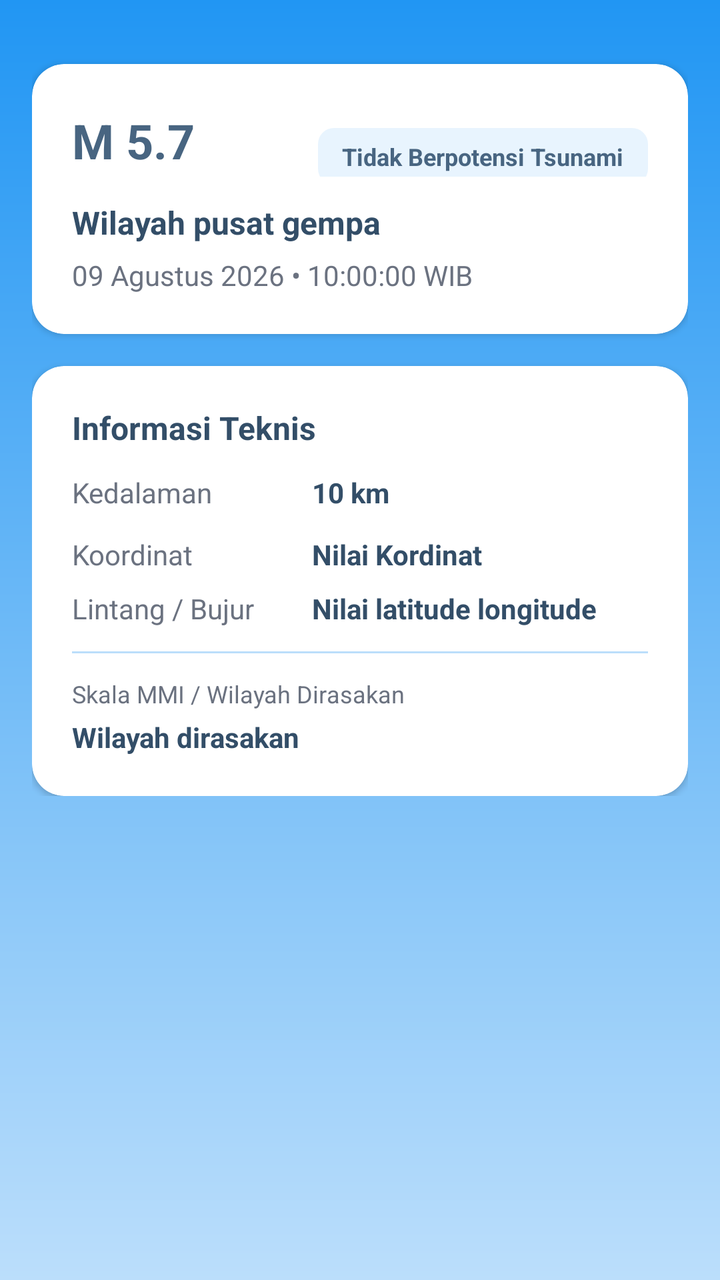
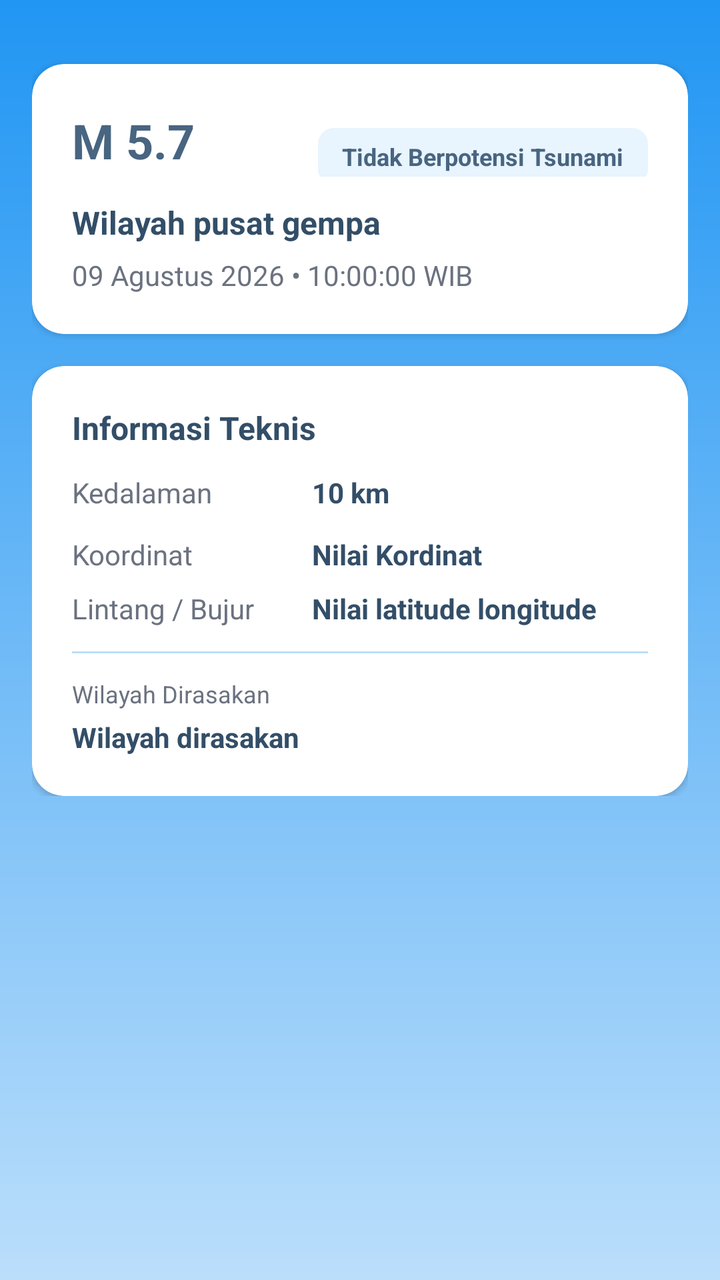

Before-and-after screenshots of an Android layout around one commit, followed by the original layout XML and the change that was made.
<!-- AndroidManifest.xml: application theme Theme.Perbana -->
<!-- res/layout/activity_earthquake_detail.xml -->
<?xml version="1.0" encoding="utf-8"?>
<androidx.core.widget.NestedScrollView xmlns:android="http://schemas.android.com/apk/res/android"
    xmlns:app="http://schemas.android.com/apk/res-auto"
    xmlns:tools="http://schemas.android.com/tools"
    android:layout_width="match_parent"
    android:layout_height="match_parent"
    android:id="@+id/activity_earthquake_detail"
    tools:context=".presentation.earthquake.earthquake_detail.EarthquakeDetailActivity"
    android:background="@drawable/background_sunny">

    <LinearLayout
        android:layout_width="match_parent"
        android:layout_height="wrap_content"
        android:orientation="vertical"
        android:padding="16dp">

        <com.google.android.material.card.MaterialCardView
            android:layout_width="match_parent"
            android:layout_height="wrap_content"
            app:cardCornerRadius="16dp"
            app:cardElevation="2dp"
            app:strokeWidth="1dp"
            app:strokeColor="@color/surface_card"
            app:cardBackgroundColor="@color/white">

            <ImageView
                android:id="@+id/iv_detail_shakemap"
                android:layout_width="match_parent"
                android:layout_height="wrap_content"
                android:scaleType="center"
                android:contentDescription="Peta guncangan gempa"/>
        </com.google.android.material.card.MaterialCardView>

        <com.google.android.material.card.MaterialCardView
            android:layout_width="match_parent"
            android:layout_height="wrap_content"
            android:layout_marginTop="16dp"
            app:cardCornerRadius="16dp"
            app:cardElevation="2dp"
            app:strokeWidth="0dp"
            app:cardBackgroundColor="@color/white">

            <LinearLayout
                android:layout_width="match_parent"
                android:layout_height="wrap_content"
                android:orientation="vertical"
                android:padding="20dp">

                <LinearLayout
                    android:layout_width="match_parent"
                    android:layout_height="wrap_content"
                    android:orientation="horizontal"
                    android:gravity="center_vertical">

                    <TextView
                        android:id="@+id/tv_detail_magnitude"
                        android:layout_width="wrap_content"
                        android:layout_height="wrap_content"
                        android:text="M 5.7"
                        android:textColor="@color/accent_blue"
                        android:textStyle="bold"
                        android:textSize="24sp" />

                    <View
                        android:layout_width="0dp"
                        android:layout_height="0dp"
                        android:layout_weight="1"/>

                    <TextView
                        android:id="@+id/tv_detail_status"
                        android:layout_width="wrap_content"
                        android:layout_height="wrap_content"
                        android:layout_marginTop="8dp"
                        android:background="@drawable/bg_badge_soft"
                        android:paddingHorizontal="12dp"
                        android:paddingVertical="6dp"
                        android:text="Tidak Berpotensi Tsunami"
                        android:textColor="@color/accent_blue"
                        android:textStyle="bold"
                        android:textSize="12sp"
                        android:maxLines="3"
                        android:ellipsize="end" />
                </LinearLayout>

                <TextView
                    android:id="@+id/tv_detail_region"
                    android:layout_width="match_parent"
                    android:layout_height="wrap_content"
                    android:layout_marginTop="12dp"
                    android:text="Wilayah pusat gempa"
                    android:textColor="@color/primary_text"
                    android:textSize="16sp"
                    android:textStyle="bold"/>

                <TextView
                    android:id="@+id/tv_detail_time"
                    android:layout_width="match_parent"
                    android:layout_height="wrap_content"
                    android:layout_marginTop="6dp"
                    android:text="09 Agustus 2026 • 10:00:00 WIB"
                    android:textColor="@color/text_gray"
                    android:textSize="14sp"/>
            </LinearLayout>
        </com.google.android.material.card.MaterialCardView>

        <com.google.android.material.card.MaterialCardView
            android:layout_width="match_parent"
            android:layout_height="wrap_content"
            android:layout_marginTop="16dp"
            app:cardCornerRadius="16dp"
            app:cardElevation="2dp"
            app:strokeWidth="0dp"
            app:cardBackgroundColor="@color/white">

            <LinearLayout
                android:layout_width="match_parent"
                android:layout_height="wrap_content"
                android:orientation="vertical"
                android:padding="20dp">

                <TextView
                    android:layout_width="wrap_content"
                    android:layout_height="wrap_content"
                    android:text="Informasi Teknis"
                    android:textColor="@color/primary_text"
                    android:textStyle="bold"
                    android:textSize="16sp" />

                <LinearLayout
                    android:layout_width="match_parent"
                    android:layout_height="wrap_content"
                    android:orientation="horizontal"
                    android:layout_marginTop="12dp">

                    <TextView
                        android:layout_width="120dp"
                        android:layout_height="wrap_content"
                        android:text="Kedalaman"
                        android:textColor="@color/text_gray" />

                    <TextView
                        android:id="@+id/tv_detail_depth"
                        android:layout_width="0dp"
                        android:layout_height="wrap_content"
                        android:layout_weight="1"
                        android:text="10 km"
                        android:textColor="@color/primary_text"
                        android:textStyle="bold" />
                </LinearLayout>

                <LinearLayout
                    android:layout_width="match_parent"
                    android:layout_height="wrap_content"
                    android:orientation="horizontal"
                    android:layout_marginTop="12dp">

                    <TextView
                        android:layout_width="120dp"
                        android:layout_height="wrap_content"
                        android:text="Koordinat"
                        android:textColor="@color/text_gray" />

                    <TextView
                        android:id="@+id/tv_detail_coordinat"
                        android:layout_width="0dp"
                        android:layout_height="wrap_content"
                        android:layout_weight="1"
                        android:text="Nilai Kordinat"
                        android:textColor="@color/primary_text"
                        android:textStyle="bold" />
                </LinearLayout>

                <LinearLayout
                    android:layout_width="match_parent"
                    android:layout_height="wrap_content"
                    android:orientation="horizontal"
                    android:layout_marginTop="8dp">

                    <TextView
                        android:layout_width="120dp"
                        android:layout_height="wrap_content"
                        android:text="Lintang / Bujur"
                        android:textColor="@color/text_gray" />

                    <TextView
                        android:id="@+id/tv_detail_latitude_longitude"
                        android:layout_width="0dp"
                        android:layout_height="wrap_content"
                        android:layout_weight="1"
                        android:text="Nilai latitude longitude"
                        android:textColor="@color/primary_text"
                        android:textStyle="bold" />
                </LinearLayout>

                <LinearLayout
                    android:id="@+id/ll_dirasakan_container"
                    android:layout_width="match_parent"
                    android:layout_height="wrap_content"
                    android:orientation="vertical"
                    android:layout_marginTop="12dp">

                    <View
                        android:layout_width="match_parent"
                        android:layout_height="1dp"
                        android:background="@color/surface_card"
                        android:layout_marginBottom="12dp"/>

                    <TextView
                        android:layout_width="match_parent"
                        android:layout_height="wrap_content"
                        android:text="Skala MMI / Wilayah Dirasakan"
                        android:textColor="@color/text_gray"
                        android:textSize="12sp"/>

                    <TextView
                        android:id="@+id/tv_detail_felt"
                        android:layout_width="match_parent"
                        android:layout_height="wrap_content"
                        android:layout_marginTop="4dp"
                        android:text="Wilayah dirasakan"
                        android:textColor="@color/primary_text"
                        android:textStyle="bold" />
                </LinearLayout>
            </LinearLayout>
        </com.google.android.material.card.MaterialCardView>
    </LinearLayout>

</androidx.core.widget.NestedScrollView>
<!-- resources referenced by this layout -->
<resources>
  <color name="accent_blue">#486581</color>
  <color name="primary_text">#334E68</color>
  <color name="surface_card">#BBDEFB</color>
  <color name="text_gray">#6B7280</color>
  <color name="white">#FFFFFFFF</color>
  <!-- drawable background_sunny (drawable) -->
  <?xml version="1.0" encoding="utf-8"?>
  <shape xmlns:android="http://schemas.android.com/apk/res/android" android:shape="rectangle">
      <gradient
          android:startColor="#2196F3"
          android:endColor="#BBDEFB"
          android:angle="270"/>
  </shape>
  <!-- drawable bg_badge_soft (drawable) -->
  <?xml version="1.0" encoding="utf-8"?>
  <shape xmlns:android="http://schemas.android.com/apk/res/android" android:shape="rectangle">
      <solid android:color="#1A2196F3"/>
      <corners android:radius="8dp"/>
  </shape>
  <style name="Theme.Perbana" parent="Base.Theme.Perbana" />
  <style name="Base.Theme.Perbana" parent="Theme.Material3.Light.NoActionBar">
          
          
      </style>
</resources>

<!-- the commit's change to res/layout/activity_earthquake_detail.xml (unified diff, before → after) -->
@@ -6,7 +6,7 @@
     android:layout_height="match_parent"
     android:id="@+id/activity_earthquake_detail"
     tools:context=".presentation.earthquake.earthquake_detail.EarthquakeDetailActivity"
-    android:background="@drawable/background_sunny">
+    android:background="@drawable/bg_weather_sunny">
 
     <LinearLayout
         android:layout_width="match_parent"
@@ -208,7 +208,7 @@
                     <TextView
                         android:layout_width="match_parent"
                         android:layout_height="wrap_content"
-                        android:text="Skala MMI / Wilayah Dirasakan"
+                        android:text="Wilayah Dirasakan"
                         android:textColor="@color/text_gray"
                         android:textSize="12sp"/>
 
<!-- resource entries referenced after the edit -->
@@ -5,19 +5,19 @@
   <color name="surface_card">#BBDEFB</color>
   <color name="text_gray">#6B7280</color>
   <color name="white">#FFFFFFFF</color>
-  <!-- drawable background_sunny (drawable) -->
+  <!-- drawable bg_badge_soft (drawable) -->
+  <?xml version="1.0" encoding="utf-8"?>
+  <shape xmlns:android="http://schemas.android.com/apk/res/android" android:shape="rectangle">
+      <solid android:color="#1A2196F3"/>
+      <corners android:radius="8dp"/>
+  </shape>
+  <!-- drawable bg_weather_sunny (drawable) -->
   <?xml version="1.0" encoding="utf-8"?>
   <shape xmlns:android="http://schemas.android.com/apk/res/android" android:shape="rectangle">
       <gradient
           android:startColor="#2196F3"
           android:endColor="#BBDEFB"
           android:angle="270"/>
-  </shape>
-  <!-- drawable bg_badge_soft (drawable) -->
-  <?xml version="1.0" encoding="utf-8"?>
-  <shape xmlns:android="http://schemas.android.com/apk/res/android" android:shape="rectangle">
-      <solid android:color="#1A2196F3"/>
-      <corners android:radius="8dp"/>
   </shape>
   <style name="Theme.Perbana" parent="Base.Theme.Perbana" />
   <style name="Base.Theme.Perbana" parent="Theme.Material3.Light.NoActionBar">
